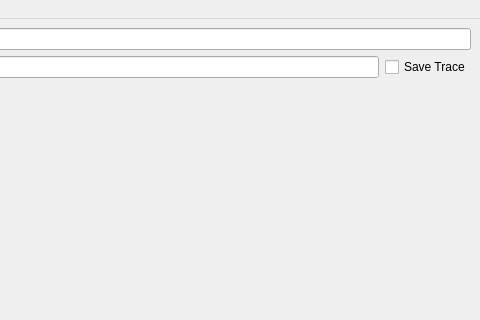
The window that slab/scripts/NWAWindow.ui (SchusterLab/slab) describes before a commit, drawn with Qt 5; both pictures show x 604 to 1084 and y 0 to 320 of the 1084 by 748 pixel window.
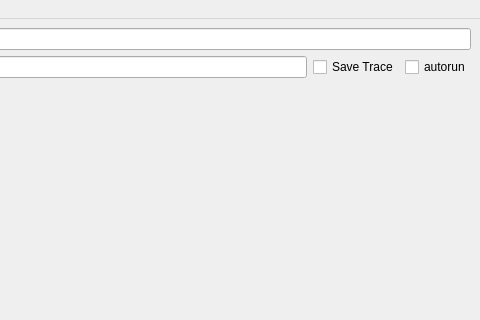
The same window after the commit. Custom widgets are drawn as their Qt base class.

Commit message: commented out fftw code added autorun capabilities to NWAWindow.pyw added voltsource.py

```diff
--- a/slab/scripts/NWAWindow.ui
+++ b/slab/scripts/NWAWindow.ui
@@ -282,6 +282,13 @@
             </property>
            </widget>
           </item>
+          <item>
+           <widget class="QCheckBox" name="autoRunCheckBox">
+            <property name="text">
+             <string>autorun</string>
+            </property>
+           </widget>
+          </item>
          </layout>
         </item>
         <item>
```
The commit also changes 6 other files.
